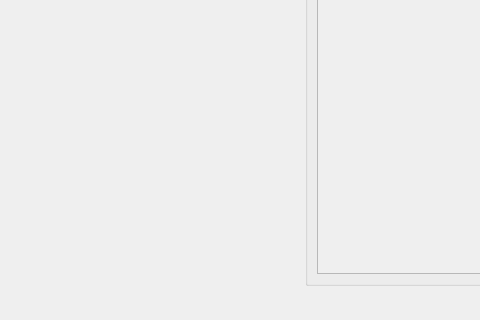
Before: the Qt Designer form UI/Game3.ui in imad151/EduMagFall, drawn with Qt 5; both pictures show x 0 to 480 and y 599 to 919 of the 800 by 919 pixel window.
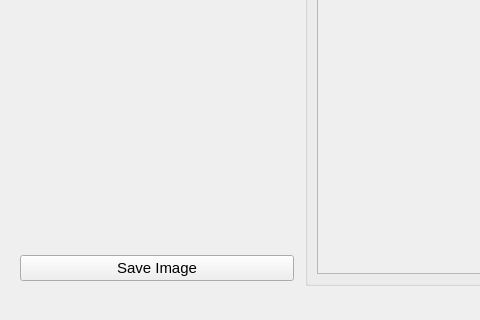
After: the same form once the commit is applied. Custom widgets are drawn as their Qt base class.

Commit message: Added save image function

Diff of the .ui file:
```diff
--- a/UI/Game3.ui
+++ b/UI/Game3.ui
@@ -654,6 +654,18 @@
           </property>
          </widget>
         </item>
+        <item row="2" column="0">
+         <widget class="QPushButton" name="SaveImage">
+          <property name="font">
+           <font>
+            <pointsize>11</pointsize>
+           </font>
+          </property>
+          <property name="text">
+           <string>Save Image</string>
+          </property>
+         </widget>
+        </item>
        </layout>
       </item>
      </layout>
```
The commit also changes 3 other files.
